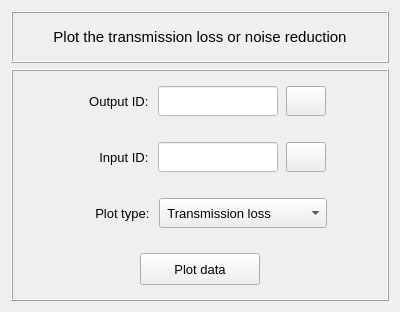
Old version of the form vibra/interface/data/ui_files/plots/acoustic/plot_transmission_loss.ui in the repository MOPT-UFSC/VIBRA.
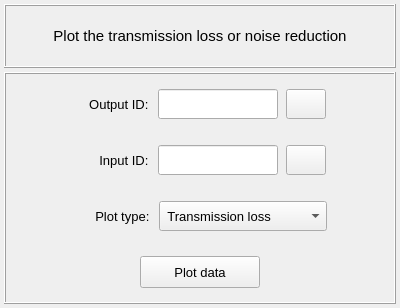
New version of the form. Icons and pictures are not drawn.

Commit message: Remove white background color from ui-files

What changed in the file:
```diff
--- a/vibra/interface/data/ui_files/plots/acoustic/plot_transmission_loss.ui
+++ b/vibra/interface/data/ui_files/plots/acoustic/plot_transmission_loss.ui
@@ -7,13 +7,31 @@
     <x>0</x>
     <y>0</y>
     <width>400</width>
-    <height>300</height>
+    <height>308</height>
    </rect>
   </property>
   <property name="windowTitle">
    <string>Form</string>
   </property>
   <layout class="QGridLayout" name="gridLayout_2">
+   <property name="leftMargin">
+    <number>4</number>
+   </property>
+   <property name="topMargin">
+    <number>4</number>
+   </property>
+   <property name="rightMargin">
+    <number>4</number>
+   </property>
+   <property name="bottomMargin">
+    <number>4</number>
+   </property>
+   <property name="horizontalSpacing">
+    <number>6</number>
+   </property>
+   <property name="verticalSpacing">
+    <number>4</number>
+   </property>
    <item row="0" column="0">
     <widget class="QFrame" name="frame">
      <property name="frameShape">
@@ -472,8 +490,7 @@
             </font>
            </property>
            <property name="styleSheet">
-            <string notr="true">color: rgb(0, 0, 255);
-background-color: rgb(255,255,255)</string>
+            <string notr="true"/>
            </property>
            <property name="text">
             <string/>
@@ -601,8 +618,7 @@
             </font>
            </property>
            <property name="styleSheet">
-            <string notr="true">color: rgb(0, 0, 255);
-background-color: rgb(255,255,255)</string>
+            <string notr="true"/>
            </property>
            <property name="text">
             <string/>
```
The commit also changes 5 other files.
